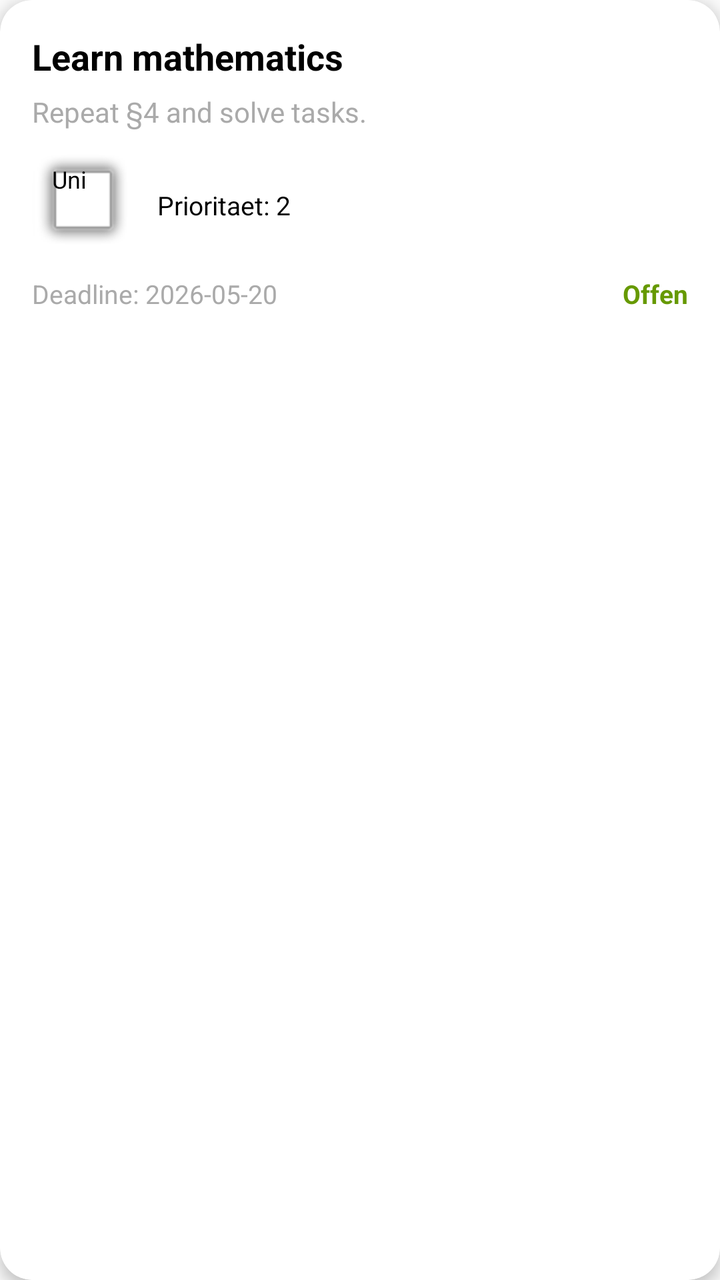
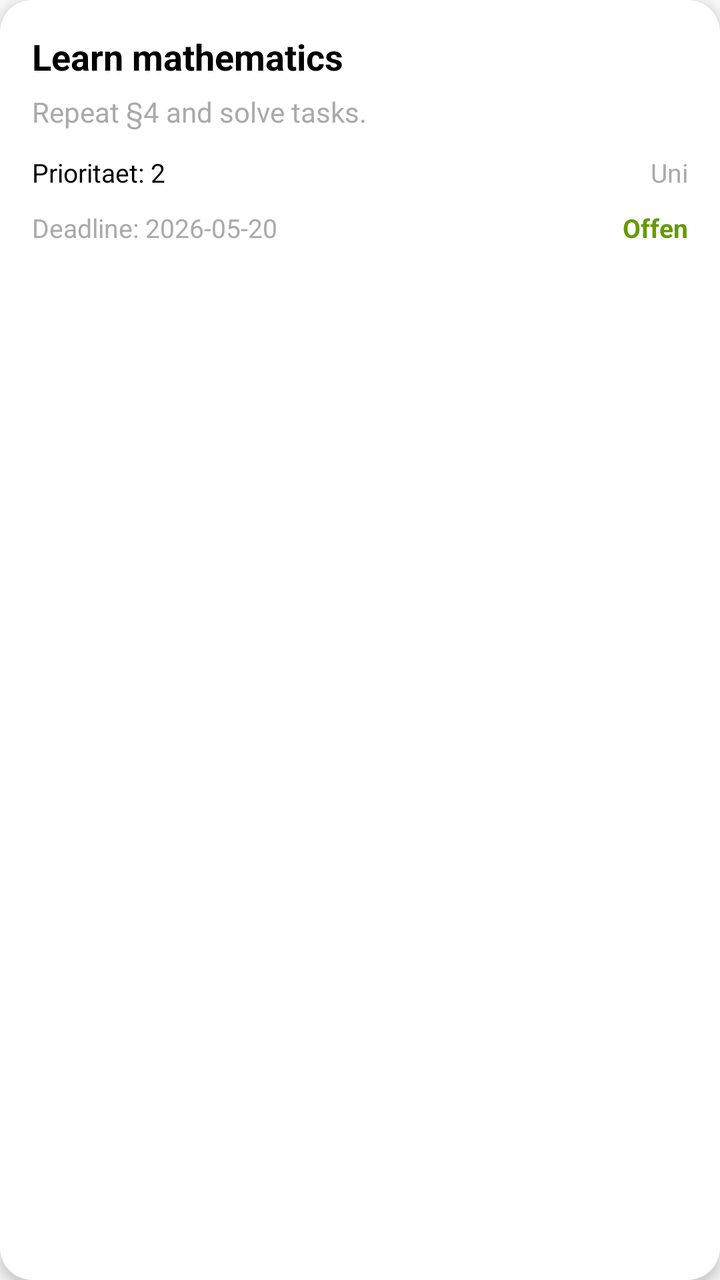

An Android layout rendered at two revisions. The XML below is the earlier revision; the diff shows what the commit changed to produce the second picture.
<!-- AndroidManifest.xml: application theme Theme.Mobsysteme2 -->
<!-- res/layout/item_todo.xml -->
<?xml version="1.0" encoding="utf-8"?>
<androidx.cardview.widget.CardView xmlns:android="http://schemas.android.com/apk/res/android"
    xmlns:app="http://schemas.android.com/apk/res-auto"
    android:layout_width="match_parent"
    android:layout_height="wrap_content"
    android:layout_marginBottom="12dp"
    app:cardBackgroundColor="@android:color/white"
    app:cardCornerRadius="16dp"
    app:cardElevation="4dp">

    <LinearLayout
        android:layout_width="match_parent"
        android:layout_height="wrap_content"
        android:orientation="vertical"
        android:padding="16dp">

        <TextView
            android:id="@+id/tvTodoTitle"
            android:layout_width="match_parent"
            android:layout_height="wrap_content"
            android:text="Learn mathematics"
            android:textColor="@android:color/black"
            android:textSize="18sp"
            android:textStyle="bold" />

        <TextView
            android:id="@+id/tvTodoDescription"
            android:layout_width="match_parent"
            android:layout_height="wrap_content"
            android:layout_marginTop="6dp"
            android:maxLines="2"
            android:text="Repeat §4 and solve tasks."
            android:textColor="@android:color/darker_gray"
            android:textSize="14sp" />

        <LinearLayout
            android:layout_width="match_parent"
            android:layout_height="wrap_content"
            android:layout_marginTop="12dp"
            android:gravity="center_vertical"
            android:orientation="horizontal">

            <TextView
                android:id="@+id/tvTodoCategory"
                android:layout_width="wrap_content"
                android:layout_height="wrap_content"
                android:background="@android:drawable/alert_light_frame"
                android:paddingLeft="10dp"
                android:paddingTop="4dp"
                android:paddingRight="10dp"
                android:paddingBottom="4dp"
                android:text="Uni"
                android:textColor="@android:color/black"
                android:textSize="12sp" />

            <TextView
                android:id="@+id/tvTodoPriority"
                android:layout_width="wrap_content"
                android:layout_height="wrap_content"
                android:layout_marginStart="12dp"
                android:text="Prioritaet: 2"
                android:textColor="@android:color/black"
                android:textSize="13sp" />
        </LinearLayout>

        <LinearLayout
            android:layout_width="match_parent"
            android:layout_height="wrap_content"
            android:layout_marginTop="10dp"
            android:gravity="center_vertical"
            android:orientation="horizontal">

            <TextView
                android:id="@+id/tvTodoDeadline"
                android:layout_width="0dp"
                android:layout_height="wrap_content"
                android:layout_weight="1"
                android:text="Deadline: 2026-05-20"
                android:textColor="@android:color/darker_gray"
                android:textSize="13sp" />

            <TextView
                android:id="@+id/tvTodoStatus"
                android:layout_width="wrap_content"
                android:layout_height="wrap_content"
                android:text="Offen"
                android:textColor="@android:color/holo_green_dark"
                android:textSize="13sp"
                android:textStyle="bold" />
        </LinearLayout>

    </LinearLayout>

</androidx.cardview.widget.CardView>
<!-- resources referenced by this layout -->
<resources>
  <style name="Theme.Mobsysteme2" parent="Theme.AppCompat.DayNight.NoActionBar" />
</resources>

<!-- the commit's change to res/layout/item_todo.xml (unified diff, before → after) -->
@@ -37,29 +37,23 @@
             android:layout_width="match_parent"
             android:layout_height="wrap_content"
             android:layout_marginTop="12dp"
-            android:gravity="center_vertical"
             android:orientation="horizontal">
+
+            <TextView
+                android:id="@+id/tvTodoPriority"
+                android:layout_width="0dp"
+                android:layout_height="wrap_content"
+                android:layout_weight="1"
+                android:text="Prioritaet: 2"
+                android:textColor="@android:color/black"
+                android:textSize="13sp" />
 
             <TextView
                 android:id="@+id/tvTodoCategory"
                 android:layout_width="wrap_content"
                 android:layout_height="wrap_content"
-                android:background="@android:drawable/alert_light_frame"
-                android:paddingLeft="10dp"
-                android:paddingTop="4dp"
-                android:paddingRight="10dp"
-                android:paddingBottom="4dp"
                 android:text="Uni"
-                android:textColor="@android:color/black"
-                android:textSize="12sp" />
-
-            <TextView
-                android:id="@+id/tvTodoPriority"
-                android:layout_width="wrap_content"
-                android:layout_height="wrap_content"
-                android:layout_marginStart="12dp"
-                android:text="Prioritaet: 2"
-                android:textColor="@android:color/black"
+                android:textColor="@android:color/darker_gray"
                 android:textSize="13sp" />
         </LinearLayout>
 
